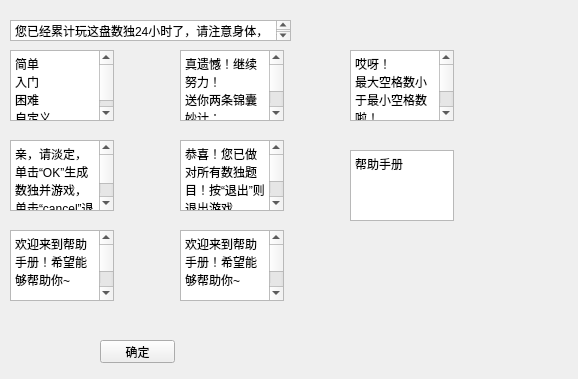
Old version of the form finishMessage.ui in the repository LeoJacob/BUAASE.
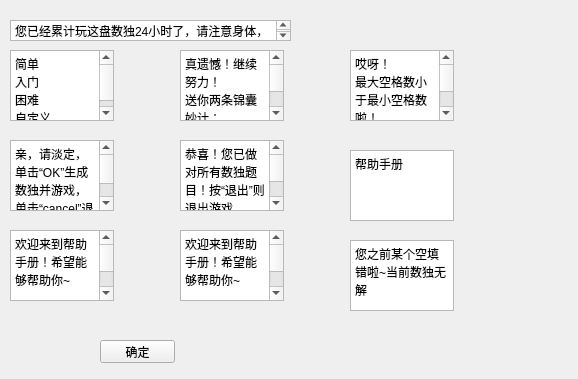
New version of the form.

Commit message: 数独游戏第一版

```diff
--- a/finishMessage.ui
+++ b/finishMessage.ui
@@ -211,6 +211,23 @@
 &lt;p style=&quot; margin-top:0px; margin-bottom:0px; margin-left:0px; margin-right:0px; -qt-block-indent:0; text-indent:0px;&quot;&gt;帮助手册&lt;/p&gt;&lt;/body&gt;&lt;/html&gt;</string>
    </property>
   </widget>
+  <widget class="QTextEdit" name="textEdit_9">
+   <property name="geometry">
+    <rect>
+     <x>350</x>
+     <y>240</y>
+     <width>104</width>
+     <height>71</height>
+    </rect>
+   </property>
+   <property name="html">
+    <string>&lt;!DOCTYPE HTML PUBLIC &quot;-//W3C//DTD HTML 4.0//EN&quot; &quot;http://www.w3.org/TR/REC-html40/strict.dtd&quot;&gt;
+&lt;html&gt;&lt;head&gt;&lt;meta name=&quot;qrichtext&quot; content=&quot;1&quot; /&gt;&lt;style type=&quot;text/css&quot;&gt;
+p, li { white-space: pre-wrap; }
+&lt;/style&gt;&lt;/head&gt;&lt;body style=&quot; font-family:'SimSun'; font-size:9pt; font-weight:400; font-style:normal;&quot;&gt;
+&lt;p style=&quot; margin-top:0px; margin-bottom:0px; margin-left:0px; margin-right:0px; -qt-block-indent:0; text-indent:0px;&quot;&gt;您之前某个空填错啦~当前数独无解&lt;/p&gt;&lt;/body&gt;&lt;/html&gt;</string>
+   </property>
+  </widget>
  </widget>
  <resources/>
  <connections>
```
Left out of the diff: 2 changed lines with no effect on the pictures. The commit also changes 68 other files.
